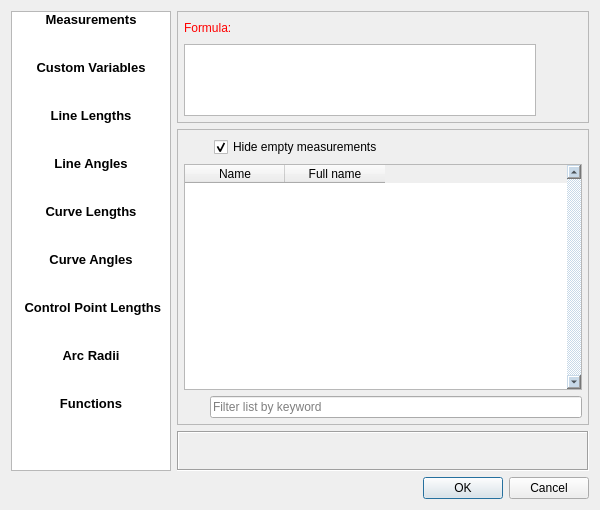
Before: the Qt Designer form src/libs/vtools/dialogs/support/edit_formula_dialog.ui in FashionFreedom/Seamly2D, drawn with Qt 5.
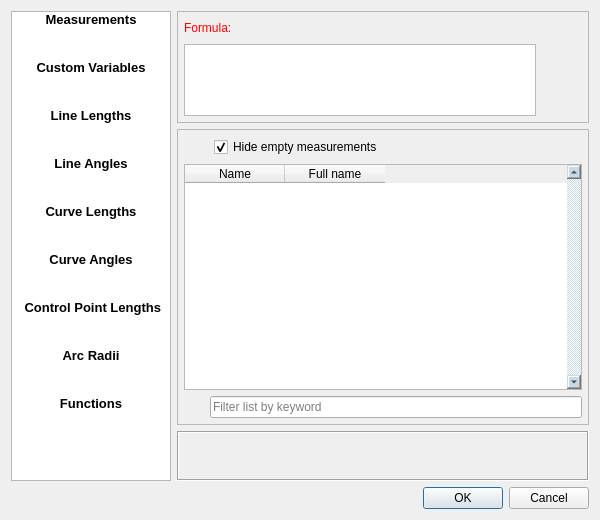
After: the same form once the commit is applied. Icons and pictures are not drawn.

Commit message: feat: examples have been added to math function comments

Diff of the .ui file:
```diff
--- a/src/libs/vtools/dialogs/support/edit_formula_dialog.ui
+++ b/src/libs/vtools/dialogs/support/edit_formula_dialog.ui
@@ -10,7 +10,7 @@
     <x>0</x>
     <y>0</y>
     <width>600</width>
-    <height>510</height>
+    <height>520</height>
    </rect>
   </property>
   <property name="sizePolicy">
@@ -22,7 +22,7 @@
   <property name="minimumSize">
    <size>
     <width>440</width>
-    <height>510</height>
+    <height>520</height>
    </size>
   </property>
   <property name="maximumSize">
@@ -767,7 +767,7 @@
          <property name="minimumSize">
           <size>
            <width>0</width>
-           <height>40</height>
+           <height>50</height>
           </size>
          </property>
          <property name="frameShape">
```
The commit also changes 1 other file.
